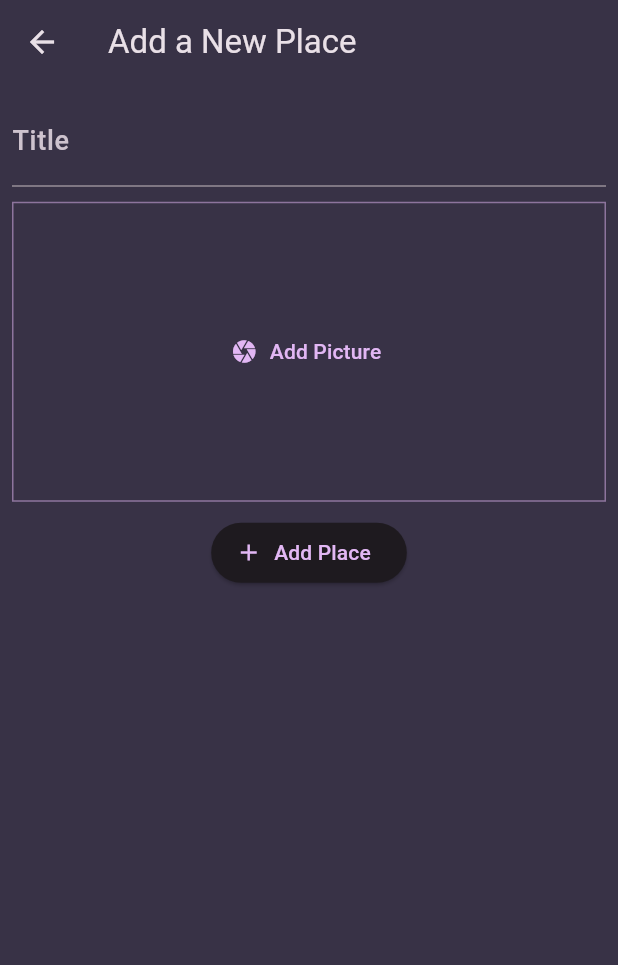
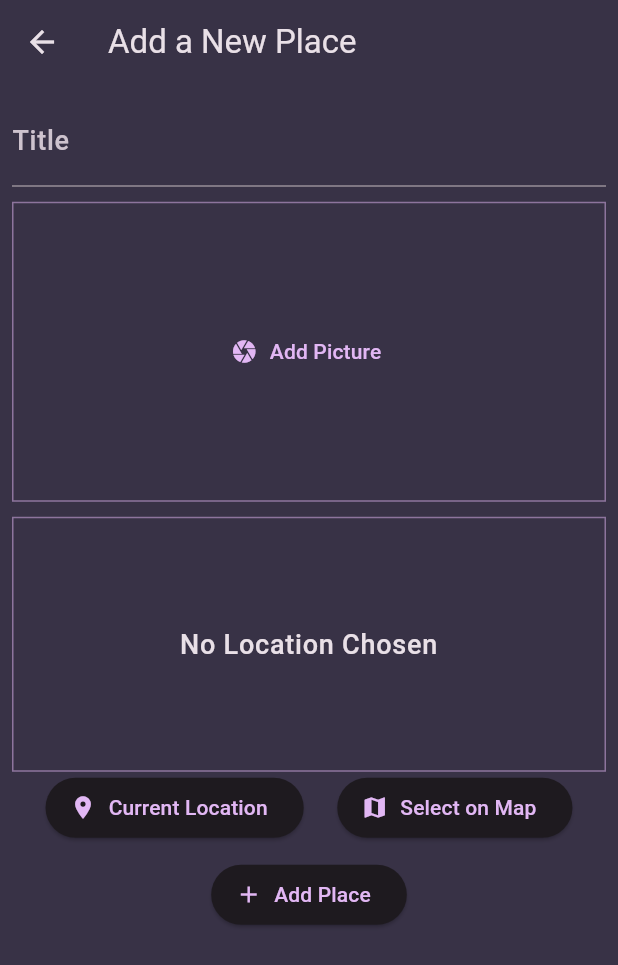
Before and after one commit to al-masud007/favorite_places, a Flutter app: the AddPlaceScreen screen opened directly, on a phone screen of 412 x 824 dp. Shown: the top 965 px of the screen. Run offline on Flutter 3.47's test engine with Material 3 defaults, Android fonts, the phone set to English and light mode, and no system bars; our stand-ins replace flutter_riverpod, google_fonts, image_picker.

Commit message:
added location buttons

```diff
--- a/lib/Screens/add_place.dart
+++ b/lib/Screens/add_place.dart
@@ -1,9 +1,9 @@
 import 'dart:io';
 import 'package:favorite_places/Providers/user_places.dart';
 import 'package:favorite_places/Widgets/image_input.dart';
+import 'package:favorite_places/Widgets/location_input.dart';
 import 'package:flutter/material.dart';
 import 'package:flutter_riverpod/flutter_riverpod.dart';
-import 'package:favorite_places/Models/place.dart';
 
 class AddPlaceScreen extends ConsumerStatefulWidget {
   const AddPlaceScreen({super.key});
@@ -74,6 +74,8 @@ class _AddPlaceScreenState extends ConsumerState<AddPlaceScreen> {
               },
             ),
             SizedBox(height: 10),
+            LocationInput(),
+            SizedBox(height: 10),
             ElevatedButton.icon(
               onPressed: () {
                 // Save the new place
--- /dev/null
+++ b/lib/Widgets/location_input.dart
@@ -0,0 +1,54 @@
+import 'package:flutter/material.dart';
+
+class LocationInput extends StatefulWidget {
+  const LocationInput({super.key});
+
+  @override
+  State<LocationInput> createState() => _LocationInputState();
+}
+
+class _LocationInputState extends State<LocationInput> {
+  @override
+  Widget build(BuildContext context) {
+    return Column(
+      children: [
+        Container(
+          height: 170,
+          width: double.infinity,
+          alignment: Alignment.center,
+          decoration: BoxDecoration(
+            border: Border.all(
+              width: 1,
+              color: Theme.of(
+                context,
+              ).colorScheme.primary.withValues(alpha: 0.5),
+            ),
+          ),
+          child: Text(
+            'No Location Chosen',
+            style: Theme.of(context).textTheme.bodyLarge!.copyWith(
+              color: Theme.of(context).colorScheme.onSurface,
+            ),
+            textAlign: TextAlign.center,
+          ),
+        ),
+        Row(
+          mainAxisAlignment: MainAxisAlignment.spaceEvenly,
+
+          children: [
+            ElevatedButton.icon(
+              onPressed: () {},
+              icon: const Icon(Icons.location_on),
+              label: const Text('Current Location'),
+            ),
+            ElevatedButton.icon(
+              onPressed: () {},
+              icon: const Icon(Icons.map),
+              label: const Text('Select on Map'),
+            ),
+          ],
+        ),
+      ],
+    );
+  }
+}
```
